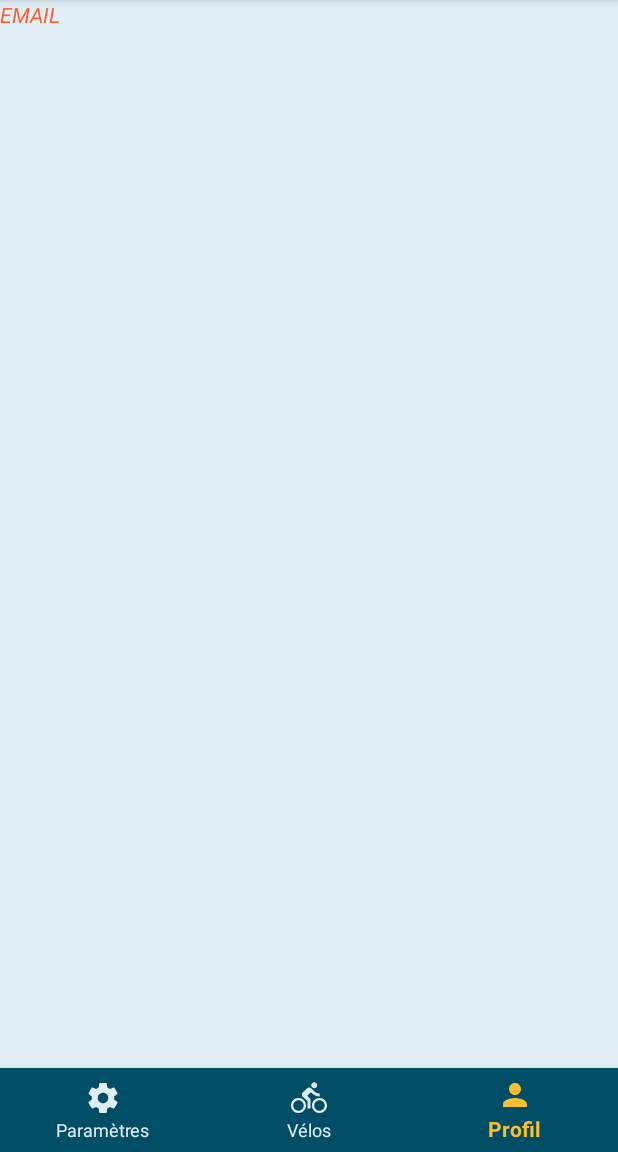
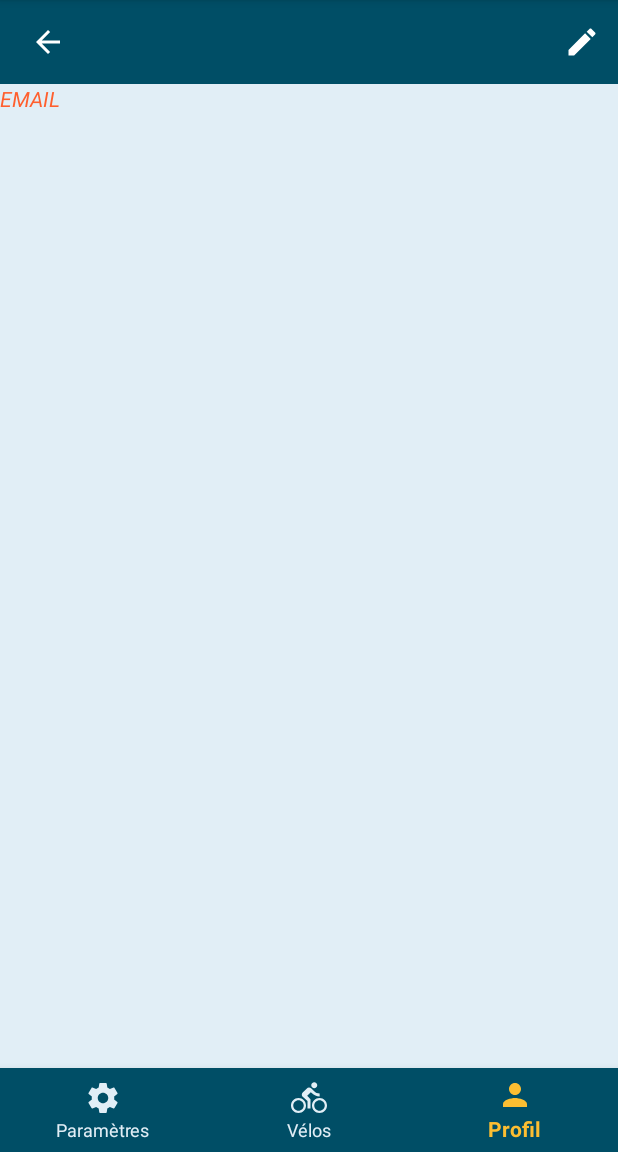
Before and after one commit to BikeTrack/Android, an Android app: the fragment ProfileFragment shown on its own in the app's theme, on a phone screen of 412 x 824 dp, the part 84-1236 px from its top. Run offline under Robolectric (Android 15) with nearby library versions, the phone set to English and light mode, and no system bars; our stand-ins replace ButterKnife, RxJava; libraries missing offline, so code that uses them is left out: com.jakewharton.retrofit2; 3 statements that could not run were skipped.

Commit message:
Profile menu

```diff
--- a/app/src/main/java/eu/biketrack/android/fragments/ProfileFragment.java
+++ b/app/src/main/java/eu/biketrack/android/fragments/ProfileFragment.java
@@ -1,10 +1,13 @@
 package eu.biketrack.android.fragments;
 
+import android.content.DialogInterface;
 import android.os.Bundle;
 import android.support.annotation.NonNull;
 import android.support.annotation.Nullable;
 import android.support.design.widget.BottomNavigationView;
 import android.support.v4.app.Fragment;
+import android.support.v7.app.AlertDialog;
+import android.support.v7.widget.Toolbar;
 import android.util.Log;
 import android.view.LayoutInflater;
 import android.view.MenuItem;
@@ -20,12 +23,15 @@ import eu.biketrack.android.R;
 import eu.biketrack.android.api_connection.ApiConnect;
 import eu.biketrack.android.api_connection.BiketrackService;
 import eu.biketrack.android.api_connection.Statics;
+import eu.biketrack.android.models.data_reception.ReceptAddBike;
 import eu.biketrack.android.models.data_reception.ReceptUser;
+import eu.biketrack.android.models.data_send.SendBike;
 import eu.biketrack.android.session.Session;
 import io.reactivex.android.schedulers.AndroidSchedulers;
 import io.reactivex.disposables.CompositeDisposable;
 import io.reactivex.observers.DisposableObserver;
 import io.reactivex.schedulers.Schedulers;
+import retrofit2.Response;
 
 public class ProfileFragment extends Fragment {
     private static String TAG = "BIKETRACK - Profile";
@@ -33,6 +39,9 @@ public class ProfileFragment extends Fragment {
     private Unbinder unbinder;
     private Session session;
     private BiketrackService biketrackService;
+
+    @BindView(R.id.toolbar)
+    Toolbar toolbar;
 
     @BindView(R.id.profile_email_tv)
     TextView _email;
@@ -55,6 +64,26 @@ public class ProfileFragment extends Fragment {
         unbinder = ButterKnife.bind(this, layout);
         biketrackService = ApiConnect.createService();
         _disposables = new CompositeDisposable();
+
+        toolbar.inflateMenu(R.menu.profile_menu);
+        toolbar.setOnMenuItemClickListener(new Toolbar.OnMenuItemClickListener() {
+            @Override
+            public boolean onMenuItemClick(MenuItem item) {
+                Log.d(TAG, item.toString());
+                int selected_option = item.getItemId();
+
+                if (selected_option == R.id.action_edit_profile){
+                    Fragment fragment = new EditProfileFragment();
+                    final String tag = fragment.getClass().toString();
+                    getActivity().getSupportFragmentManager()
+                            .beginTransaction()
+                            .addToBackStack(tag)
+                            .replace(android.R.id.content, fragment, tag)
+                            .commit();
+                }
+                return true;
+            }
+        });
         return layout;
     }
 
--- a/app/src/main/res/layout/fragment_profile.xml
+++ b/app/src/main/res/layout/fragment_profile.xml
@@ -10,6 +10,28 @@
         android:layout_width="match_parent"
         android:layout_height="wrap_content"
         android:orientation="vertical">
+
+        <android.support.v7.widget.Toolbar
+            android:id="@+id/toolbar"
+            android:layout_width="match_parent"
+            android:layout_height="wrap_content"
+            android:background="@color/interact_background"
+            app:theme="@style/AppTheme"
+            app:popupTheme="@style/Theme.AppCompat">
+
+            <ImageButton
+                android:id="@+id/back_view_pager"
+                android:layout_width="wrap_content"
+                android:layout_height="wrap_content"
+                android:src="@drawable/ic_arrow_back_white_24px"
+                android:adjustViewBounds="true"
+                android:layout_marginLeft="20dp"
+                android:layout_marginRight="2dp"
+                android:layout_marginStart="20dp"
+                android:layout_marginEnd="2dp"
+                android:background="@color/interact_background" />
+
+        </android.support.v7.widget.Toolbar>
 
         <TextView
             android:layout_width="match_parent"
@@ -27,6 +49,7 @@
             android:textSize="20sp"
             android:textStyle="bold" />
     </LinearLayout>
+
     <android.support.design.widget.BottomNavigationView
         android:id="@+id/bottom_navigation"
         android:layout_width="match_parent"
--- /dev/null
+++ b/app/src/main/res/menu/profile_menu.xml
@@ -0,0 +1,10 @@
+<?xml version="1.0" encoding="utf-8"?>
+<menu xmlns:android="http://schemas.android.com/apk/res/android"
+    xmlns:app="http://schemas.android.com/apk/res-auto">
+    <item
+        android:id="@+id/action_edit_profile"
+        android:enabled="true"
+        android:icon="@drawable/ic_mode_edit_white_24px"
+        android:title="@string/edit_context_menu"
+        app:showAsAction="ifRoom"/>
+</menu>
```
